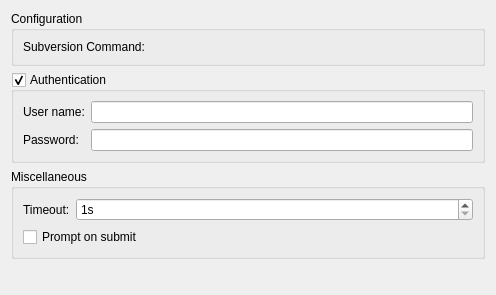
First picture: the form in src/plugins/subversion/settingspage.ui, repository qt-creator/qt-creator, before the edit.
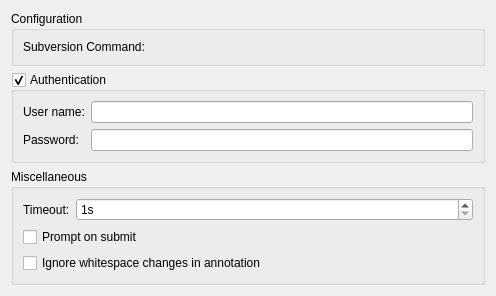
Second picture: the form after the edit. Custom widgets are drawn as their Qt base class.

Commit message:
Git/SVN: Ignore whitespace in annotation/blame (introduce setting).
Defaulting to true.

Task-number: QTCREATORBUG-502

```diff
--- a/src/plugins/subversion/settingspage.ui
+++ b/src/plugins/subversion/settingspage.ui
@@ -99,6 +99,13 @@
         </property>
        </widget>
       </item>
+      <item row="2" column="0" colspan="2">
+       <widget class="QCheckBox" name="spaceIgnorantAnnotationCheckBox">
+        <property name="text">
+         <string>Ignore whitespace changes in annotation</string>
+        </property>
+       </widget>
+      </item>
      </layout>
     </widget>
    </item>
```
The commit also changes 9 other files.
